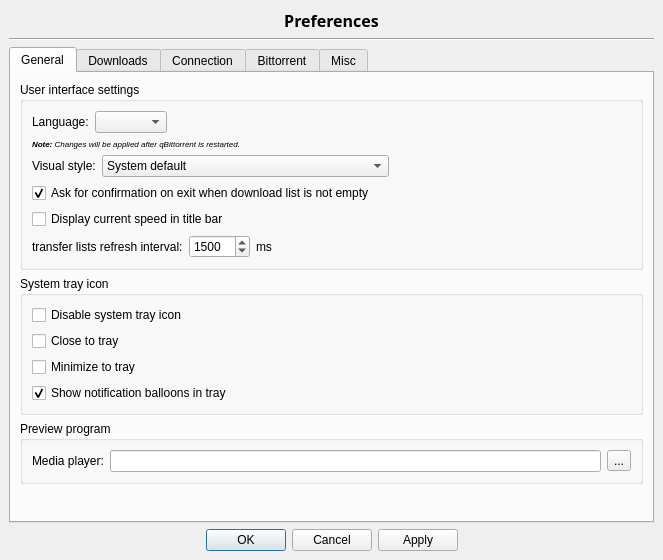
Qt form src/options.ui (qbittorrent/qBittorrent) before a commit.
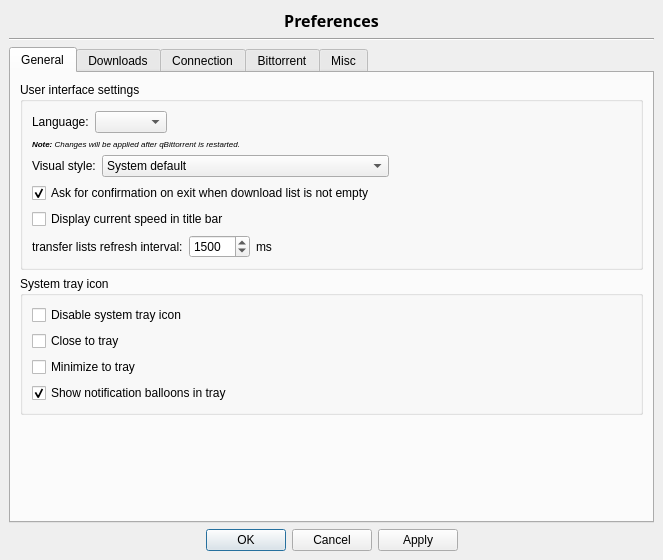
The same form after that commit. Icons and pictures are not drawn.

Commit message: - FEATURE: Better media file preview (player detected automatically)

Patch:
```diff
--- a/src/options.ui
+++ b/src/options.ui
@@ -306,51 +306,6 @@
          </layout>
         </widget>
        </item>
-       <item>
-        <widget class="QGroupBox" name="previewBox" >
-         <property name="title" >
-          <string>Preview program</string>
-         </property>
-         <layout class="QVBoxLayout" >
-          <item>
-           <layout class="QHBoxLayout" >
-            <property name="spacing" >
-             <number>6</number>
-            </property>
-            <property name="leftMargin" >
-             <number>0</number>
-            </property>
-            <property name="topMargin" >
-             <number>0</number>
-            </property>
-            <property name="rightMargin" >
-             <number>0</number>
-            </property>
-            <property name="bottomMargin" >
-             <number>0</number>
-            </property>
-            <item>
-             <widget class="QLabel" name="lbl_preview" >
-              <property name="text" >
-               <string>Media player:</string>
-              </property>
-             </widget>
-            </item>
-            <item>
-             <widget class="QLineEdit" name="textMediaPlayer" />
-            </item>
-            <item>
-             <widget class="QToolButton" name="browsePreviewButton" >
-              <property name="text" >
-               <string>...</string>
-              </property>
-             </widget>
-            </item>
-           </layout>
-          </item>
-         </layout>
-        </widget>
-       </item>
        <item>
         <spacer>
          <property name="orientation" >
```
The commit also changes 8 other files.
